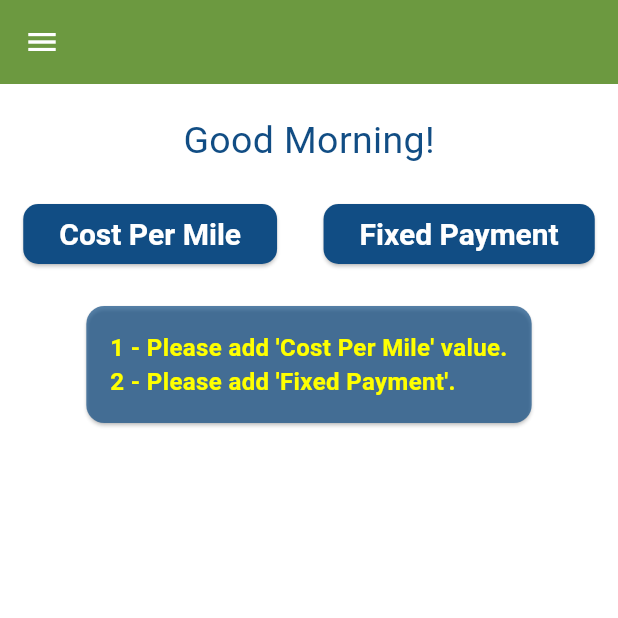
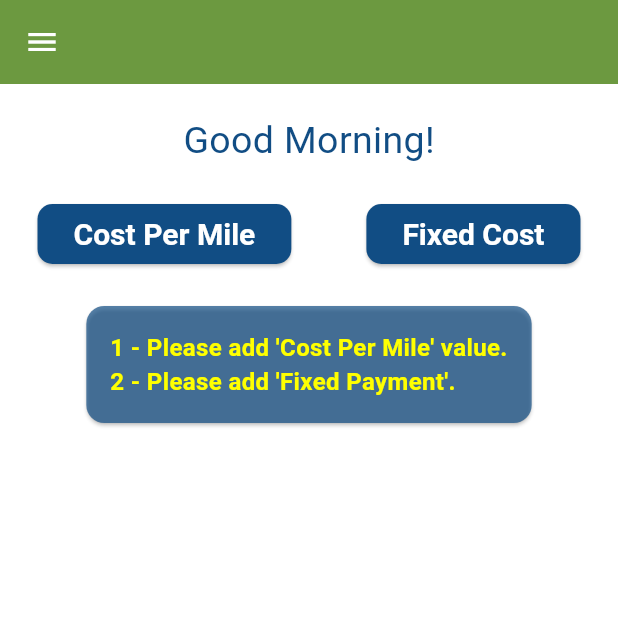
Before and after one commit to Gul-Is-Here/Trucker-Edge, a Flutter app: the HomeScreen screen opened directly, on a phone screen of 412 x 824 dp, the top half of it. Run offline on Flutter 3.47's test engine with Material 3 defaults, Android fonts, the phone set to English and light mode, and no system bars; our stand-ins replace cloud_firestore, firebase_auth, firebase_core, firebase_messaging, fl_chart, flutter_local_notifications and 5 more; missing offline and left inert: app_settings, tutorial_coach_mark; accounts and stored records are empty; Roboto replaces fonts that are missing (Roboto-Regular.ttf); key blocks and very long unbroken strings in the code were emptied for the run.

Commit message:
'Fixed bugs'

```diff
--- a/lib/screens/home_screens/home_screen.dart
+++ b/lib/screens/home_screens/home_screen.dart
@@ -49,7 +49,8 @@ class _HomeScreenState extends State<HomeScreen> {
             actions: <Widget>[
               TextButton(
                 onPressed: () => Navigator.of(context).pop(false),
-                child: const Text('No', style: TextStyle(fontFamily: robotoRegular)),
+                child: const Text('No',
+                    style: TextStyle(fontFamily: robotoRegular)),
               ),
               TextButton(
                 onPressed: () => Navigator.of(context).pop(true),
@@ -118,12 +119,13 @@ class _HomeScreenState extends State<HomeScreen> {
                           foregroundColor: Colors.white),
                       key: truckPaymentButtonKey,
                       onPressed: () async {
-                        final result = await Get.to(() => const CalculatorScreen());
+                        final result =
+                            await Get.to(() => const CalculatorScreen());
                         if (result == true) {
                           homeController.fetchTruckPaymentIntialValues();
                         }
                       },
-                      child: const Text('Fixed Payment'),
+                      child: const Text('Fixed Cost'),
                     ),
                   ],
                 ),
```
